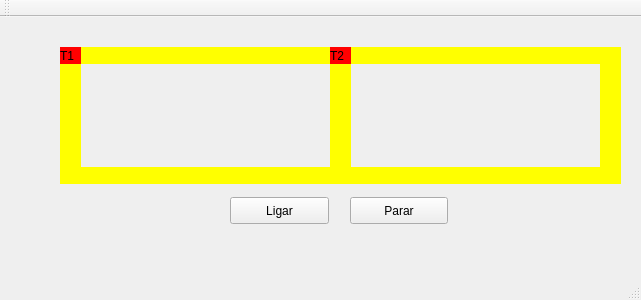
Before: the Qt Designer form Codigo-QT5-Ubuntu-Trem/mainwindow.ui in julianapequeno/rail-network, drawn with Qt 5.
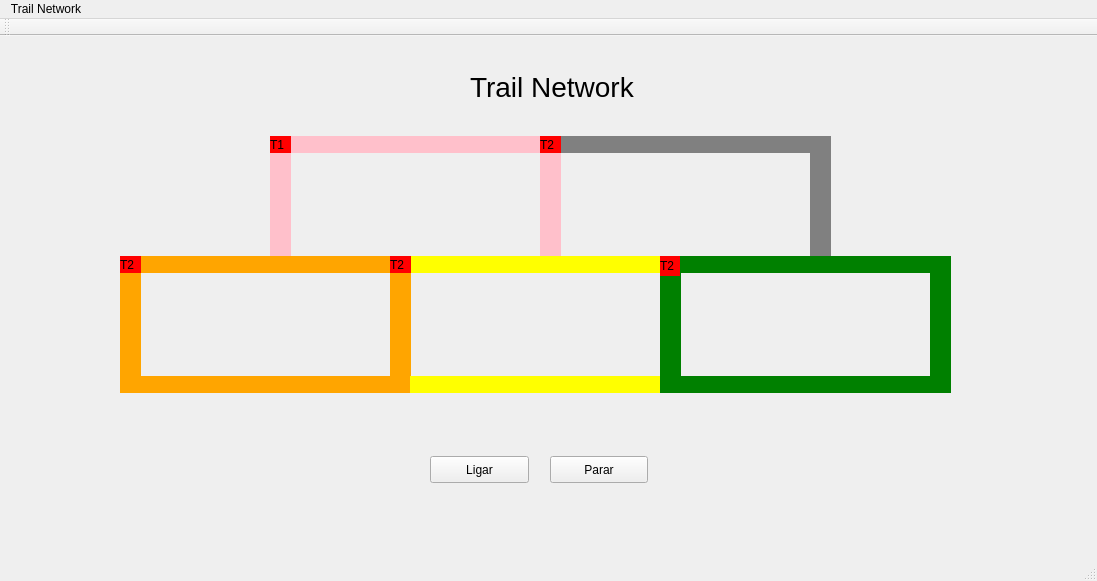
After: the same form once the commit is applied.

Commit message: feat: molding trail's interface

```diff
--- a/Codigo-QT5-Ubuntu-Trem/mainwindow.ui
+++ b/Codigo-QT5-Ubuntu-Trem/mainwindow.ui
@@ -6,8 +6,8 @@
    <rect>
     <x>0</x>
     <y>0</y>
-    <width>641</width>
-    <height>300</height>
+    <width>1097</width>
+    <height>581</height>
    </rect>
   </property>
   <property name="windowTitle">
@@ -17,8 +17,8 @@
    <widget class="QLabel" name="label_trem1">
     <property name="geometry">
      <rect>
-      <x>60</x>
-      <y>30</y>
+      <x>270</x>
+      <y>100</y>
       <width>21</width>
       <height>17</height>
      </rect>
@@ -33,14 +33,14 @@
    <widget class="QLabel" name="label_trilho1">
     <property name="geometry">
      <rect>
-      <x>80</x>
-      <y>30</y>
+      <x>290</x>
+      <y>100</y>
       <width>250</width>
       <height>17</height>
      </rect>
     </property>
     <property name="styleSheet">
-     <string notr="true">QLabel { background: yellow}</string>
+     <string notr="true">QLabel { background: pink}</string>
     </property>
     <property name="text">
      <string/>
@@ -49,8 +49,8 @@
    <widget class="QLabel" name="label_trilho2">
     <property name="geometry">
      <rect>
-      <x>80</x>
-      <y>150</y>
+      <x>290</x>
+      <y>220</y>
       <width>250</width>
       <height>17</height>
      </rect>
@@ -65,14 +65,14 @@
    <widget class="QLabel" name="label_trilho3">
     <property name="geometry">
      <rect>
-      <x>330</x>
-      <y>30</y>
+      <x>540</x>
+      <y>100</y>
       <width>21</width>
       <height>137</height>
      </rect>
     </property>
     <property name="styleSheet">
-     <string notr="true">QLabel { background: yellow}</string>
+     <string notr="true">QLabel { background: pink}</string>
     </property>
     <property name="text">
      <string/>
@@ -81,14 +81,14 @@
    <widget class="QLabel" name="label_trilho4">
     <property name="geometry">
      <rect>
-      <x>60</x>
-      <y>30</y>
+      <x>270</x>
+      <y>100</y>
       <width>21</width>
       <height>137</height>
      </rect>
     </property>
     <property name="styleSheet">
-     <string notr="true">QLabel { background: yellow}</string>
+     <string notr="true">QLabel { background: pink}</string>
     </property>
     <property name="text">
      <string/>
@@ -97,8 +97,8 @@
    <widget class="QPushButton" name="pushButton">
     <property name="geometry">
      <rect>
-      <x>230</x>
-      <y>180</y>
+      <x>430</x>
+      <y>420</y>
       <width>99</width>
       <height>27</height>
      </rect>
@@ -110,8 +110,8 @@
    <widget class="QPushButton" name="pushButton_2">
     <property name="geometry">
      <rect>
-      <x>350</x>
-      <y>180</y>
+      <x>550</x>
+      <y>420</y>
       <width>98</width>
       <height>27</height>
      </rect>
@@ -123,14 +123,14 @@
    <widget class="QLabel" name="label_trilho4_2">
     <property name="geometry">
      <rect>
-      <x>600</x>
-      <y>30</y>
+      <x>810</x>
+      <y>100</y>
       <width>21</width>
       <height>137</height>
      </rect>
     </property>
     <property name="styleSheet">
-     <string notr="true">QLabel { background: yellow}</string>
+     <string notr="true">QLabel { background: gray}</string>
     </property>
     <property name="text">
      <string/>
@@ -139,14 +139,14 @@
    <widget class="QLabel" name="label_trilho1_2">
     <property name="geometry">
      <rect>
-      <x>350</x>
-      <y>30</y>
+      <x>560</x>
+      <y>100</y>
       <width>250</width>
       <height>17</height>
      </rect>
     </property>
     <property name="styleSheet">
-     <string notr="true">QLabel { background: yellow}</string>
+     <string notr="true">QLabel { background: gray}</string>
     </property>
     <property name="text">
      <string/>
@@ -155,8 +155,8 @@
    <widget class="QLabel" name="label_trilho2_2">
     <property name="geometry">
      <rect>
-      <x>350</x>
-      <y>150</y>
+      <x>560</x>
+      <y>220</y>
       <width>250</width>
       <height>17</height>
      </rect>
@@ -171,17 +171,262 @@
    <widget class="QLabel" name="label_trem2">
     <property name="geometry">
      <rect>
-      <x>330</x>
+      <x>540</x>
+      <y>100</y>
+      <width>21</width>
+      <height>17</height>
+     </rect>
+    </property>
+    <property name="styleSheet">
+     <string notr="true">QLabel { background: red}</string>
+    </property>
+    <property name="text">
+     <string>T2</string>
+    </property>
+   </widget>
+   <widget class="QLabel" name="label_trilho2_3">
+    <property name="geometry">
+     <rect>
+      <x>140</x>
+      <y>340</y>
+      <width>250</width>
+      <height>17</height>
+     </rect>
+    </property>
+    <property name="styleSheet">
+     <string notr="true">QLabel { background: orange}</string>
+    </property>
+    <property name="text">
+     <string/>
+    </property>
+   </widget>
+   <widget class="QLabel" name="label_trem1_2">
+    <property name="geometry">
+     <rect>
+      <x>120</x>
+      <y>220</y>
+      <width>21</width>
+      <height>17</height>
+     </rect>
+    </property>
+    <property name="styleSheet">
+     <string notr="true">QLabel { background: red}</string>
+    </property>
+    <property name="text">
+     <string>T1</string>
+    </property>
+   </widget>
+   <widget class="QLabel" name="label_trilho1_3">
+    <property name="geometry">
+     <rect>
+      <x>410</x>
+      <y>220</y>
+      <width>250</width>
+      <height>17</height>
+     </rect>
+    </property>
+    <property name="styleSheet">
+     <string notr="true">QLabel { background: yellow}</string>
+    </property>
+    <property name="text">
+     <string/>
+    </property>
+   </widget>
+   <widget class="QLabel" name="label_trilho1_4">
+    <property name="geometry">
+     <rect>
+      <x>140</x>
+      <y>220</y>
+      <width>250</width>
+      <height>17</height>
+     </rect>
+    </property>
+    <property name="styleSheet">
+     <string notr="true">QLabel { background: orange}</string>
+    </property>
+    <property name="text">
+     <string/>
+    </property>
+   </widget>
+   <widget class="QLabel" name="label_trilho3_2">
+    <property name="geometry">
+     <rect>
+      <x>390</x>
+      <y>220</y>
+      <width>21</width>
+      <height>137</height>
+     </rect>
+    </property>
+    <property name="styleSheet">
+     <string notr="true">QLabel { background: orange}</string>
+    </property>
+    <property name="text">
+     <string/>
+    </property>
+   </widget>
+   <widget class="QLabel" name="label_trilho4_3">
+    <property name="geometry">
+     <rect>
+      <x>120</x>
+      <y>220</y>
+      <width>21</width>
+      <height>137</height>
+     </rect>
+    </property>
+    <property name="styleSheet">
+     <string notr="true">QLabel { background: orange}</string>
+    </property>
+    <property name="text">
+     <string/>
+    </property>
+   </widget>
+   <widget class="QLabel" name="label_trem2_2">
+    <property name="geometry">
+     <rect>
+      <x>390</x>
+      <y>220</y>
+      <width>21</width>
+      <height>17</height>
+     </rect>
+    </property>
+    <property name="styleSheet">
+     <string notr="true">QLabel { background: red}</string>
+    </property>
+    <property name="text">
+     <string>T2</string>
+    </property>
+   </widget>
+   <widget class="QLabel" name="label_trilho2_4">
+    <property name="geometry">
+     <rect>
+      <x>410</x>
+      <y>340</y>
+      <width>250</width>
+      <height>17</height>
+     </rect>
+    </property>
+    <property name="styleSheet">
+     <string notr="true">QLabel { background: yellow}</string>
+    </property>
+    <property name="text">
+     <string/>
+    </property>
+   </widget>
+   <widget class="QLabel" name="label_trilho4_4">
+    <property name="geometry">
+     <rect>
+      <x>660</x>
+      <y>220</y>
+      <width>21</width>
+      <height>137</height>
+     </rect>
+    </property>
+    <property name="styleSheet">
+     <string notr="true">QLabel { background: green}</string>
+    </property>
+    <property name="text">
+     <string/>
+    </property>
+   </widget>
+   <widget class="QLabel" name="label_trilho4_5">
+    <property name="geometry">
+     <rect>
+      <x>930</x>
+      <y>220</y>
+      <width>21</width>
+      <height>137</height>
+     </rect>
+    </property>
+    <property name="styleSheet">
+     <string notr="true">QLabel { background: green}</string>
+    </property>
+    <property name="text">
+     <string/>
+    </property>
+   </widget>
+   <widget class="QLabel" name="label_trilho2_5">
+    <property name="geometry">
+     <rect>
+      <x>680</x>
+      <y>340</y>
+      <width>250</width>
+      <height>17</height>
+     </rect>
+    </property>
+    <property name="styleSheet">
+     <string notr="true">QLabel { background: green}</string>
+    </property>
+    <property name="text">
+     <string/>
+    </property>
+   </widget>
+   <widget class="QLabel" name="label_trem2_3">
+    <property name="geometry">
+     <rect>
+      <x>120</x>
+      <y>220</y>
+      <width>21</width>
+      <height>17</height>
+     </rect>
+    </property>
+    <property name="styleSheet">
+     <string notr="true">QLabel { background: red}</string>
+    </property>
+    <property name="text">
+     <string>T2</string>
+    </property>
+   </widget>
+   <widget class="QLabel" name="label_trem2_4">
+    <property name="geometry">
+     <rect>
+      <x>660</x>
+      <y>220</y>
+      <width>20</width>
+      <height>20</height>
+     </rect>
+    </property>
+    <property name="styleSheet">
+     <string notr="true">QLabel { background: red}</string>
+    </property>
+    <property name="text">
+     <string>T2</string>
+    </property>
+   </widget>
+   <widget class="QLabel" name="label_trilho2_6">
+    <property name="geometry">
+     <rect>
+      <x>680</x>
+      <y>220</y>
+      <width>250</width>
+      <height>17</height>
+     </rect>
+    </property>
+    <property name="styleSheet">
+     <string notr="true">QLabel { background: green}</string>
+    </property>
+    <property name="text">
+     <string/>
+    </property>
+   </widget>
+   <widget class="QLabel" name="label">
+    <property name="geometry">
+     <rect>
+      <x>470</x>
       <y>30</y>
-      <width>21</width>
-      <height>17</height>
+      <width>181</width>
+      <height>41</height>
      </rect>
     </property>
-    <property name="styleSheet">
-     <string notr="true">QLabel { background: red}</string>
+    <property name="font">
+     <font>
+      <pointsize>21</pointsize>
+     </font>
     </property>
     <property name="text">
-     <string>T2</string>
+     <string>Trail Network</string>
+    </property>
+    <property name="wordWrap">
+     <bool>false</bool>
     </property>
    </widget>
    <zorder>label_trilho1</zorder>
@@ -195,16 +440,39 @@
    <zorder>label_trilho1_2</zorder>
    <zorder>label_trilho2_2</zorder>
    <zorder>label_trem2</zorder>
+   <zorder>label_trilho2_3</zorder>
+   <zorder>label_trem1_2</zorder>
+   <zorder>label_trilho1_3</zorder>
+   <zorder>label_trilho1_4</zorder>
+   <zorder>label_trilho3_2</zorder>
+   <zorder>label_trilho4_3</zorder>
+   <zorder>label_trem2_2</zorder>
+   <zorder>label_trilho2_4</zorder>
+   <zorder>label_trilho4_4</zorder>
+   <zorder>label_trilho4_5</zorder>
+   <zorder>label_trilho2_5</zorder>
+   <zorder>label_trem2_3</zorder>
+   <zorder>label_trem2_4</zorder>
+   <zorder>label_trilho2_6</zorder>
+   <zorder>label</zorder>
   </widget>
   <widget class="QMenuBar" name="menuBar">
    <property name="geometry">
     <rect>
      <x>0</x>
      <y>0</y>
-     <width>641</width>
-     <height>22</height>
+     <width>1097</width>
+     <height>23</height>
     </rect>
    </property>
+   <widget class="QMenu" name="menuTrails">
+    <property name="title">
+     <string>Trail Network</string>
+    </property>
+    <addaction name="actionRepository_link"/>
+    <addaction name="actionAbout_me"/>
+   </widget>
+   <addaction name="menuTrails"/>
   </widget>
   <widget class="QToolBar" name="mainToolBar">
    <attribute name="toolBarArea">
@@ -215,6 +483,16 @@
    </attribute>
   </widget>
   <widget class="QStatusBar" name="statusBar"/>
+  <action name="actionRepository_link">
+   <property name="text">
+    <string>Repository link</string>
+   </property>
+  </action>
+  <action name="actionAbout_me">
+   <property name="text">
+    <string>About me</string>
+   </property>
+  </action>
  </widget>
  <layoutdefault spacing="6" margin="11"/>
  <resources/>
```
The commit also changes 2 other files.
